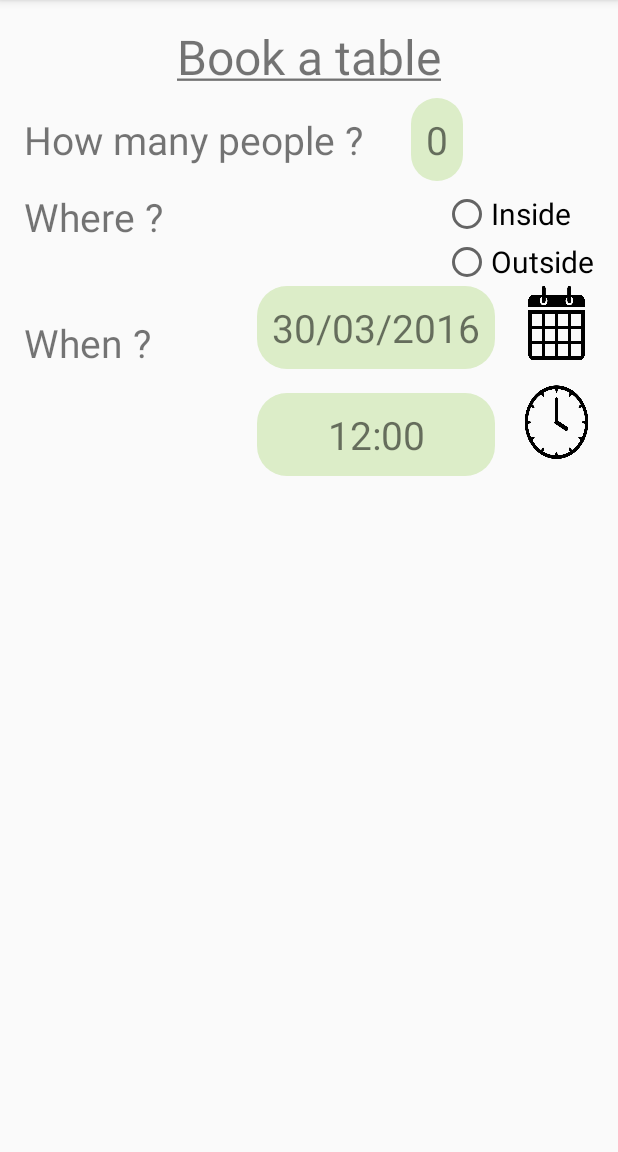
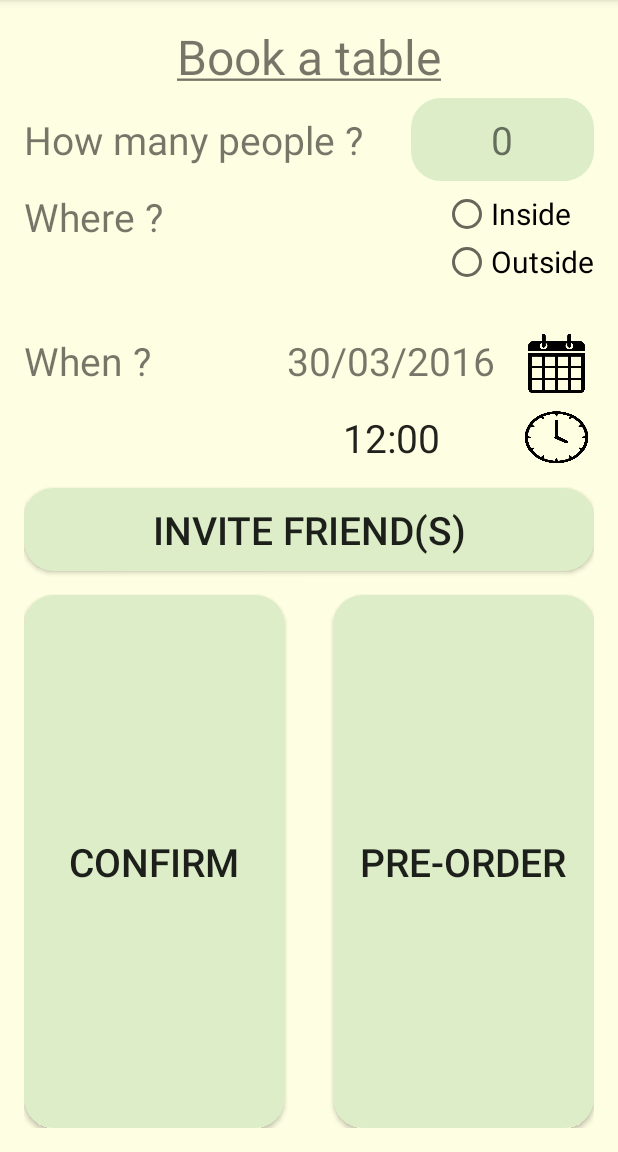
Before and after one commit to le-roux/STRAW, an Android app: the BookTableActivity screen opened directly, with no data from a screen before it, on a phone screen of 412 x 824 dp, the part 84-1236 px from its top. Run offline under Robolectric (Android 15) with nearby library versions, the phone set to English and light mode, and no system bars.

Commit message:
End of the BookTable design and beginning of the implementation of actions

```diff
--- /dev/null
+++ b/STRAW/app/src/main/java/straw/polito/it/straw/Timer.java
@@ -0,0 +1,10 @@
+package straw.polito.it.straw;
+
+/**
+ * Created by sylva on 15/04/2016.
+ */
+public interface Timer {
+    void setTime(int hour, int minute);
+    int getHour();
+    int getMinutes();
+}
--- a/STRAW/app/src/main/java/straw/polito/it/straw/activities/BookTableActivity.java
+++ b/STRAW/app/src/main/java/straw/polito/it/straw/activities/BookTableActivity.java
@@ -3,17 +3,27 @@ package straw.polito.it.straw.activities;
 import android.app.DialogFragment;
 import android.os.Bundle;
 import android.support.v7.app.AppCompatActivity;
+import android.support.v7.widget.LinearLayoutCompat;
 import android.view.View;
+import android.widget.Button;
 import android.widget.TextView;
 
 import straw.polito.it.straw.BookTableInterface;
 import straw.polito.it.straw.R;
+import straw.polito.it.straw.Timer;
+import straw.polito.it.straw.adapter.ReservationAdapter;
 import straw.polito.it.straw.data.Manager;
+import straw.polito.it.straw.data.Reservation;
+import straw.polito.it.straw.data.TimerDisplay;
 import straw.polito.it.straw.utils.NumberPickerFragment;
+import straw.polito.it.straw.utils.TimePickerFragment;
 
 public class BookTableActivity extends AppCompatActivity implements BookTableInterface{
 
     private TextView numberPeopleNumber;
+    private Button calendarButton;
+    private Button clockButton;
+    private TimerDisplay clock;
 
     @Override
     protected void onCreate(Bundle savedInstanceState) {
@@ -21,6 +31,9 @@ public class BookTableActivity extends AppCompatActivity implements BookTableInt
         setContentView(R.layout.activity_book_table);
 
         this.numberPeopleNumber = (TextView)findViewById(R.id.number_people_number);
+        this.calendarButton = (Button)findViewById(R.id.calendar);
+        this.clockButton = (Button)findViewById(R.id.clock);
+        this.clock = (TimerDisplay)findViewById(R.id.Time);
 
         //Add a listener to launch the NumberPicker dialog to select the number of people in the reservation
         this.numberPeopleNumber.setOnClickListener(new View.OnClickListener() {
@@ -34,7 +47,22 @@ public class BookTableActivity extends AppCompatActivity implements BookTableInt
             }
         });
 
+        this.clockButton.setOnClickListener(new View.OnClickListener() {
+            @Override
+            public void onClick(View view) {
+                DialogFragment fragment = new TimePickerFragment();
+                Bundle bundle = new Bundle();
+                bundle.putBoolean(ReservationAdapter.ADAPTER, false);
+                fragment.setArguments(bundle);
+                fragment.show(getFragmentManager(), "timePicker");
+            }
+        });
 
+
+    }
+
+    public TimerDisplay getClock() {
+        return this.clock;
     }
 
     @Override
--- a/STRAW/app/src/main/java/straw/polito/it/straw/adapter/ReservationAdapter.java
+++ b/STRAW/app/src/main/java/straw/polito/it/straw/adapter/ReservationAdapter.java
@@ -16,6 +16,7 @@ import android.widget.Toast;
 import java.util.ArrayList;
 
 import straw.polito.it.straw.R;
+import straw.polito.it.straw.Timer;
 import straw.polito.it.straw.activities.DisplayReservationsActivity;
 import straw.polito.it.straw.data.Reservation;
 import straw.polito.it.straw.utils.Logger;
@@ -29,6 +30,8 @@ public class ReservationAdapter extends BaseAdapter {
     private ArrayList<Reservation> reservationList;
     private static Context context;
     private DisplayReservationsActivity parentActivity;
+
+    public static final String ADAPTER = "Adapter";
 
     public ReservationAdapter (Context context) {
         this.reservationList = new ArrayList<Reservation>();
@@ -178,6 +181,7 @@ public class ReservationAdapter extends BaseAdapter {
         DialogFragment fragment = new TimePickerFragment();
         Bundle bundle = new Bundle();
         bundle.putInt(Reservation.RESERVATION, position);
+        bundle.putBoolean(ReservationAdapter.ADAPTER, true);
         fragment.setArguments(bundle);
         fragment.show(this.parentActivity.getFragmentManager(), "timePicker");
     }
--- a/STRAW/app/src/main/java/straw/polito/it/straw/data/Reservation.java
+++ b/STRAW/app/src/main/java/straw/polito/it/straw/data/Reservation.java
@@ -7,12 +7,13 @@ import java.sql.Time;
 import java.util.Calendar;
 import java.util.GregorianCalendar;
 
+import straw.polito.it.straw.Timer;
 import straw.polito.it.straw.utils.Logger;
 
 /**
  * Created by Sylvain on 07/04/2016.
  */
-public class Reservation {
+public class Reservation implements Timer{
 
     private int numberPeople;
     private GregorianCalendar time;
--- a/STRAW/app/src/main/res/layout-land/activity_home.xml
+++ b/STRAW/app/src/main/res/layout-land/activity_home.xml
@@ -7,7 +7,7 @@
     android:paddingLeft="@dimen/activity_horizontal_margin"
     android:paddingRight="@dimen/activity_horizontal_margin"
     android:paddingTop="@dimen/activity_vertical_margin"
-    android:background="@color/grey"
+    android:background="@color/background"
     tools:context=".activities.HomeActivity">
 
     <RelativeLayout
--- a/STRAW/app/src/main/res/layout/activity_book_table.xml
+++ b/STRAW/app/src/main/res/layout/activity_book_table.xml
@@ -7,7 +7,14 @@
     android:paddingLeft="@dimen/activity_horizontal_margin"
     android:paddingRight="@dimen/activity_horizontal_margin"
     android:paddingTop="@dimen/activity_vertical_margin"
+    android:background="@color/beige"
     tools:context="straw.polito.it.straw.activities.BookTableActivity">
+
+    <TextView
+        android:id="@+id/center"
+        android:layout_width="0dp"
+        android:layout_height="0dp"
+        android:layout_centerInParent="true"/>
 
     <TextView
         android:id="@+id/title"
@@ -29,11 +36,13 @@
 
     <TextView
         android:id="@+id/number_people_number"
-        android:layout_width="wrap_content"
+        android:layout_width="0dp"
         android:layout_height="wrap_content"
         android:text="0"
         android:textSize="@dimen/Medium_size"
+        android:textAlignment="center"
         android:layout_toRightOf="@id/number_people_text"
+        android:layout_alignParentRight="true"
         android:layout_alignBaseline="@id/number_people_text"
         android:layout_marginLeft="@dimen/activity_horizontal_margin"
         android:background="@drawable/customborder_buttons"/>
@@ -52,7 +61,8 @@
         android:layout_width="wrap_content"
         android:layout_height="wrap_content"
         android:layout_alignTop="@id/Where_text"
-        android:layout_alignParentRight="true">
+        android:layout_alignParentRight="true"
+        android:layout_marginBottom="@dimen/activity_vertical_margin">
         <RadioButton
             android:layout_width="wrap_content"
             android:layout_height="wrap_content"
@@ -67,11 +77,12 @@
 
     <Button
         android:id="@+id/calendar"
-        android:layout_width="@dimen/Icon_size"
-        android:layout_height="@dimen/Icon_size"
+        android:layout_width="@dimen/Icon_size_horizontal"
+        android:layout_height="@dimen/Icon_size_vertical"
         android:layout_below="@id/Place_group"
         android:layout_alignParentRight="true"
         android:layout_marginLeft="@dimen/activity_horizontal_margin"
+        android:layout_marginTop="@dimen/activity_vertical_margin"
         android:background="@drawable/calendar"/>
     <!-- Created by Edward Boatman from Noun Project -->
 
@@ -81,9 +92,8 @@
         android:layout_height="wrap_content"
         android:text="30/03/2016"
         android:textSize="@dimen/Medium_size"
-        android:layout_below="@id/Place_group"
-        android:layout_toLeftOf="@id/calendar"
-        android:background="@drawable/customborder_buttons"/>
+        android:layout_alignTop="@id/calendar"
+        android:layout_toLeftOf="@id/calendar"/>
 
     <TextView
         android:layout_width="wrap_content"
@@ -92,17 +102,7 @@
         android:text="@string/When"
         android:textSize="@dimen/Medium_size"/>
 
-    <Button
-        android:id="@+id/clock"
-        android:layout_width="@dimen/Icon_size"
-        android:layout_height="@dimen/Icon_size"
-        android:layout_below="@id/calendar"
-        android:layout_alignParentRight="true"
-        android:layout_marginTop="@dimen/activity_vertical_margin"
-        android:background="@drawable/clock"/>
-    <!--Created by christoph robausch from Noun Project -->
-
-    <TextView
+    <straw.polito.it.straw.data.TimerDisplay
         android:id="@+id/Time"
         android:layout_width="0dp"
         android:layout_height="wrap_content"
@@ -112,9 +112,62 @@
         android:text="12:00"
         android:textSize="@dimen/Medium_size"
         android:textAlignment="center"
+        android:layout_marginTop="@dimen/activity_vertical_margin"/>
+
+    <Button
+        android:id="@+id/clock"
+        android:layout_width="@dimen/Icon_size_horizontal"
+        android:layout_height="0dp"
+        android:layout_alignParentRight="true"
+        android:layout_alignBottom="@id/Time"
+        android:layout_alignTop="@id/Time"
+        android:background="@drawable/clock"/>
+    <!--Created by christoph robausch from Noun Project -->
+
+    <Button
+        android:id="@+id/InviteFriendsButton"
+        android:layout_width="match_parent"
+        android:layout_height="wrap_content"
+        android:layout_below="@id/Time"
+        android:layout_marginTop="@dimen/activity_horizontal_margin"
+        android:text="@string/InviteFriends"
+        android:textSize="@dimen/Medium_size"
+        android:textAlignment="center"
+        android:background="@drawable/customborder_buttons"/>
+
+    <Button
+        android:id="@+id/confirm_button"
+        android:layout_width="0dp"
+        android:layout_height="0dp"
+        android:layout_below="@id/InviteFriendsButton"
+        android:layout_alignParentBottom="true"
+        android:layout_alignParentLeft="true"
+        android:layout_toLeftOf="@id/center"
+        android:text="@string/Confirm"
+        android:textSize="@dimen/Medium_size"
+        android:textAlignment="center"
         android:background="@drawable/customborder_buttons"
+        android:layout_marginRight="@dimen/activity_horizontal_margin"
+        android:layout_marginTop="@dimen/activity_vertical_margin"
+        />
+
+    <Button
+        android:id="@+id/PreOrderButton"
+        android:layout_width="0dp"
+        android:layout_height="0dp"
+        android:layout_below="@id/InviteFriendsButton"
+        android:layout_alignParentBottom="true"
+        android:layout_alignParentRight="true"
+        android:layout_toRightOf="@id/center"
+        android:text="@string/PreOrder"
+        android:textSize="@dimen/Medium_size"
+        android:textAlignment="center"
+        android:background="@drawable/customborder_buttons"
+        android:layout_marginLeft="@dimen/activity_horizontal_margin"
         android:layout_marginTop="@dimen/activity_vertical_margin"/>
 
 
 
+
+
 </RelativeLayout>
--- a/STRAW/app/src/main/res/layout/activity_create_menu.xml
+++ b/STRAW/app/src/main/res/layout/activity_create_menu.xml
@@ -40,7 +40,7 @@
         android:layout_alignParentTop="true"
         android:layout_above="@id/add_plate_button"
         android:paddingTop="@dimen/padding_small"
-        android:background="@color/grey">
+        android:background="@color/background">
     </ListView>
 
 
--- a/STRAW/app/src/main/res/layout/activity_create_offer.xml
+++ b/STRAW/app/src/main/res/layout/activity_create_offer.xml
@@ -41,7 +41,7 @@
             android:layout_height="0dp"
             android:layout_above="@id/finish_button"
             android:paddingTop="@dimen/padding_small"
-            android:background="@color/grey"
+            android:background="@color/background"
             android:layout_below="@+id/textView2"
             android:layout_alignRight="@+id/center"
             android:layout_alignEnd="@+id/center">
@@ -69,7 +69,7 @@
             android:layout_below="@+id/textView2"
             android:layout_alignLeft="@+id/center"
             android:layout_alignStart="@+id/center"
-            android:background="@color/grey"
+            android:background="@color/background"
             android:choiceMode="singleChoice"
             android:layout_above="@+id/finish_button" />
 
--- a/STRAW/app/src/main/res/layout/activity_display_reservations.xml
+++ b/STRAW/app/src/main/res/layout/activity_display_reservations.xml
@@ -10,7 +10,7 @@
         android:layout_width="match_parent"
         android:layout_height="match_parent"
         android:padding="@dimen/padding"
-        android:background="@color/grey">
+        android:background="@color/background">
     </ListView>
 
 </RelativeLayout>
--- a/STRAW/app/src/main/res/layout/activity_home.xml
+++ b/STRAW/app/src/main/res/layout/activity_home.xml
@@ -7,7 +7,7 @@
     android:paddingLeft="@dimen/activity_horizontal_margin"
     android:paddingRight="@dimen/activity_horizontal_margin"
     android:paddingTop="@dimen/activity_vertical_margin"
-    android:background="@color/grey"
+    android:background="@color/background"
     tools:context=".activities.HomeActivity">
     <RelativeLayout
         android:layout_width="match_parent" android:layout_height="250sp"
--- a/STRAW/app/src/main/res/layout/activity_offert.xml
+++ b/STRAW/app/src/main/res/layout/activity_offert.xml
@@ -41,7 +41,7 @@
             android:layout_height="0dp"
             android:layout_above="@id/create_offert_button"
             android:paddingTop="@dimen/padding_small"
-            android:background="@color/grey"
+            android:background="@color/background"
             android:layout_alignParentTop="true">
         </ListView>
 
--- a/STRAW/app/src/main/res/layout/number_picker.xml
+++ b/STRAW/app/src/main/res/layout/number_picker.xml
@@ -3,7 +3,7 @@
     android:orientation="vertical"
     android:layout_width="match_parent"
     android:layout_height="match_parent"
-    android:background="@color/colorPrimary">
+    android:background="@color/colorPrimaryLight">
 
     <NumberPicker
         android:id="@+id/numberPicker"
--- a/STRAW/app/src/main/res/values/colors.xml
+++ b/STRAW/app/src/main/res/values/colors.xml
@@ -2,12 +2,14 @@
 <resources>
     <color name="colorPrimary">#8BC34A</color>
     <color name="colorPrimaryDark">#689F38</color>
-    <color name="colorAccent">#FFEB3B</color>
+    <color name="colorAccent">#009688</color>
     <color name="colorPrimaryLight">#DCEDC8</color>
     <color name="red">#FF0000</color>
+    <color name="background">#795548</color>
     <color name="grey">#DDDDDD</color>
     <color name="white">#FFFFFF</color>
     <color name="link_color">#0000CC</color>
     <color name="cyan_light">#E2FBF2</color>
     <color name="text_list">#040404</color>
+    <color name="beige">#FEFEE2</color>
 </resources>
--- a/STRAW/app/src/main/res/values/dimens.xml
+++ b/STRAW/app/src/main/res/values/dimens.xml
@@ -7,5 +7,6 @@
     <dimen name="padding">10dp</dimen>
     <dimen name="padding_small">5dp</dimen>
     <dimen name="Medium_size">26dp</dimen>
-    <dimen name="Icon_size">50dp</dimen>
+    <dimen name="Icon_size_vertical">40dp</dimen>
+    <dimen name="Icon_size_horizontal">50dp</dimen>
 </resources>
--- a/STRAW/app/src/main/res/values/strings.xml
+++ b/STRAW/app/src/main/res/values/strings.xml
@@ -109,6 +109,8 @@
     <string name="Inside">Inside</string>
     <string name="Outside">Outside</string>
     <string name="When">When ?</string>
+    <string name="InviteFriends">Invite Friend(s)</string>
+    <string name="PreOrder">Pre-Order</string>
 
     <string name="rev_h">- Review History</string>
     <string name="res_h">- Reservation History</string>
```
Also changed, not shown: STRAW/app/src/main/java/straw/polito/it/straw/data/TimerDisplay.java (added, +60 -0 lines), STRAW/app/src/main/java/straw/polito/it/straw/utils/TimePickerFragment.java (+22 -11 lines).
